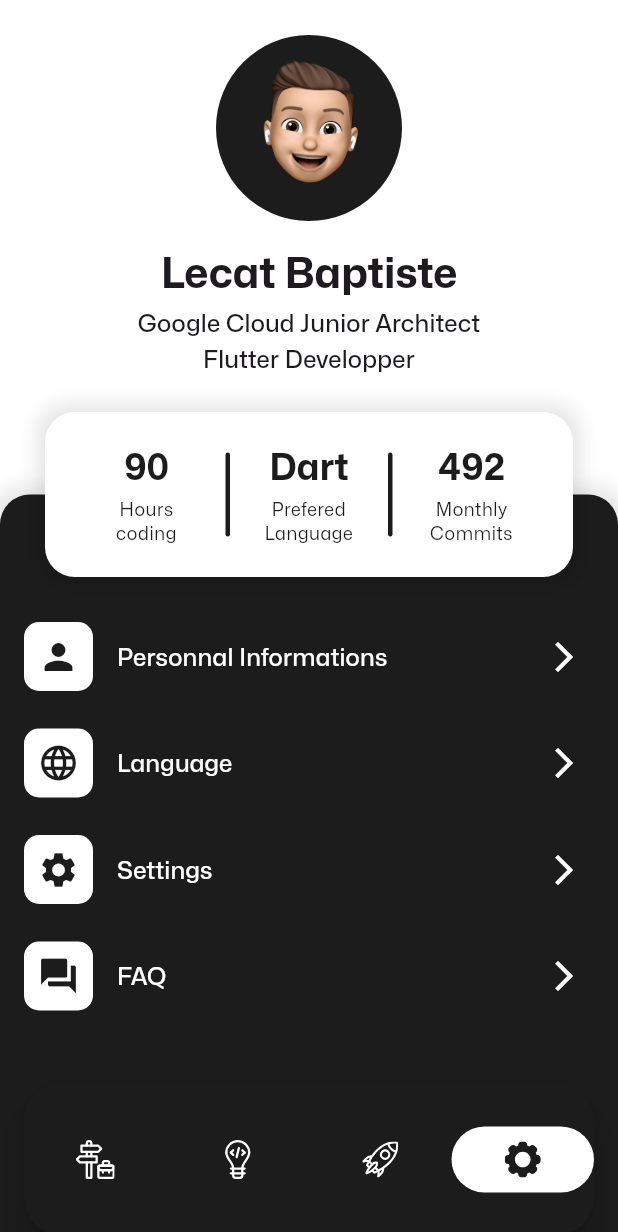
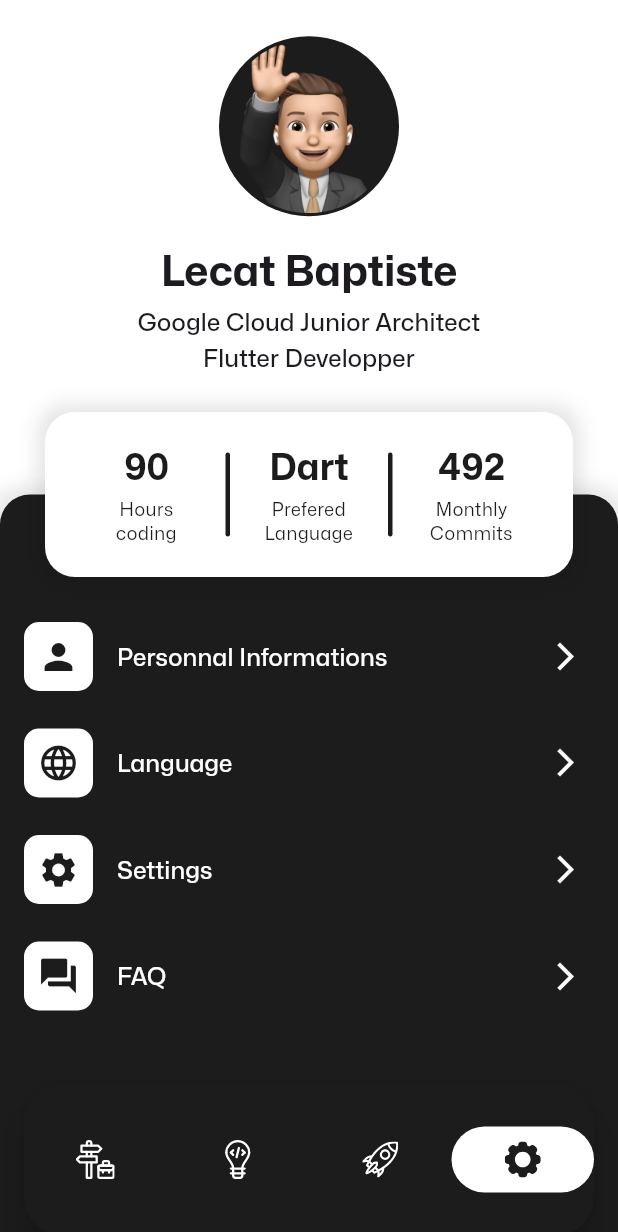
Before and after one commit to BaptisteLecat/portfolio_app, a Flutter app: the screen it shows after launch, item 4 of the bottom bar chosen, on a phone screen of 412 x 824 dp. Shown: the top 1232 px of the screen. Run offline on Flutter 3.47's test engine with Material 3 defaults, Android fonts, the phone set to English and light mode, and no system bars; drawn by our look-alikes of custom_navigation_bar; our stand-ins replace carousel_slider, firebase_analytics, firebase_core, firebase_crashlytics, flutter_riverpod, flutter_svg and 5 more; accounts and stored records are empty; project files that could hold a hidden picture were left out.

Commit message:
Work on settings routing and personnal info

```diff
--- a/lib/src/constants/dark_theme.dart
+++ b/lib/src/constants/dark_theme.dart
@@ -31,23 +31,26 @@ ThemeData darkTheme(context) {
         foregroundColor: MaterialStateProperty.all<Color>(Colors.white),
       ),
     ),
-    inputDecorationTheme: const InputDecorationTheme(
-      fillColor: Color.fromARGB(255, 244, 243, 243),
-      filled: true,
-      hintStyle: TextStyle(color: Color(0xFFB8B5C3)),
+    inputDecorationTheme: InputDecorationTheme(
+      hintStyle: Theme.of(context).textTheme.bodyMedium!.copyWith(
+            color: Theme.of(context).dividerColor.withOpacity(0.7),
+          ),
+      floatingLabelBehavior: FloatingLabelBehavior.never,
       border: OutlineInputBorder(
-        borderRadius: BorderRadius.all(Radius.circular(12)),
-        borderSide: BorderSide(color: Colors.transparent),
+        borderRadius: const BorderRadius.all(Radius.circular(12)),
+        borderSide: BorderSide(color: Theme.of(context).dividerColor),
       ),
       enabledBorder: OutlineInputBorder(
-        borderRadius: BorderRadius.all(Radius.circular(12)),
-        borderSide: BorderSide(color: Colors.transparent),
+        borderRadius: const BorderRadius.all(Radius.circular(12)),
+        borderSide:
+            BorderSide(width: 1.2, color: Theme.of(context).dividerColor),
       ),
       focusedBorder: OutlineInputBorder(
-        borderRadius: BorderRadius.all(Radius.circular(12)),
-        borderSide: BorderSide(color: Color(0xFF3F51B5), width: 2.0),
+        borderRadius: const BorderRadius.all(Radius.circular(12)),
+        borderSide:
+            BorderSide(color: Theme.of(context).dividerColor, width: 2.0),
       ),
-      errorBorder: OutlineInputBorder(
+      errorBorder: const OutlineInputBorder(
         borderRadius: BorderRadius.all(Radius.circular(12)),
         borderSide: BorderSide(
           color: Color(0xFFEA5B5B),
--- a/lib/src/constants/light_theme.dart
+++ b/lib/src/constants/light_theme.dart
@@ -27,23 +27,26 @@ ThemeData lightTheme(context) {
         foregroundColor: MaterialStateProperty.all<Color>(Colors.white),
       ),
     ),
-    inputDecorationTheme: const InputDecorationTheme(
-      fillColor: Color.fromARGB(255, 244, 243, 243),
-      filled: true,
-      hintStyle: TextStyle(color: Color(0xFFB8B5C3)),
+    inputDecorationTheme: InputDecorationTheme(
+      hintStyle: Theme.of(context).textTheme.bodyMedium!.copyWith(
+            color: Theme.of(context).dividerColor.withOpacity(0.7),
+          ),
+      floatingLabelBehavior: FloatingLabelBehavior.never,
       border: OutlineInputBorder(
-        borderRadius: BorderRadius.all(Radius.circular(12)),
-        borderSide: BorderSide(color: Colors.transparent),
+        borderRadius: const BorderRadius.all(Radius.circular(12)),
+        borderSide: BorderSide(color: Theme.of(context).dividerColor),
       ),
       enabledBorder: OutlineInputBorder(
-        borderRadius: BorderRadius.all(Radius.circular(12)),
-        borderSide: BorderSide(color: Colors.transparent),
+        borderRadius: const BorderRadius.all(Radius.circular(12)),
+        borderSide:
+            BorderSide(width: 1.2, color: Theme.of(context).dividerColor),
       ),
       focusedBorder: OutlineInputBorder(
-        borderRadius: BorderRadius.all(Radius.circular(12)),
-        borderSide: BorderSide(color: Color(0xFF3F51B5), width: 2.0),
+        borderRadius: const BorderRadius.all(Radius.circular(12)),
+        borderSide:
+            BorderSide(color: Theme.of(context).dividerColor, width: 2.0),
       ),
-      errorBorder: OutlineInputBorder(
+      errorBorder: const OutlineInputBorder(
         borderRadius: BorderRadius.all(Radius.circular(12)),
         borderSide: BorderSide(
           color: Color(0xFFEA5B5B),
--- a/lib/src/features/projects/presentation/project_screen.dart
+++ b/lib/src/features/projects/presentation/project_screen.dart
@@ -24,13 +24,14 @@ class _ProjectScreenState extends State<ProjectScreen> {
   @override
   Widget build(BuildContext context) {
     return Scaffold(
+      appBar: AppBar(),
       body: SafeArea(
           child: Stack(
         children: [
           Column(
             children: [
               Expanded(
-                  flex: 3,
+                  flex: 2,
                   child: Container(
                       color: Theme.of(context).primaryColor,
                       width: double.infinity,
--- a/lib/src/features/settings/settings_screen.dart
+++ b/lib/src/features/settings/settings_screen.dart
@@ -1,6 +1,7 @@
 import 'package:flutter/material.dart';
 import 'package:flutter/widgets.dart';
 import 'package:go_router/go_router.dart';
+import 'package:portfolio_app/src/routing/app_router.dart';
 
 class SettingsScreen extends StatelessWidget {
   const SettingsScreen({super.key});
@@ -22,15 +23,20 @@ class SettingsScreen extends StatelessWidget {
                   crossAxisAlignment: CrossAxisAlignment.center,
                   children: [
                     Container(
+                      height: 120,
+                      width: 120,
+                      padding: const EdgeInsets.all(2),
                       decoration: BoxDecoration(
                         shape: BoxShape.circle,
                         color: Theme.of(context).dividerColor,
                       ),
-                      padding: const EdgeInsets.all(2),
                       child: Center(
+                        child: ClipRRect(
+                          borderRadius: BorderRadius.circular(80),
                           child: Image.asset(
-                          "assets/icons/profile/profile_2.png",
-                          height: 120,
+                            "assets/icons/profile/profile_3.png",
+                            fit: BoxFit.cover,
+                          ),
                         ),
                       ),
                     ),
@@ -55,8 +61,7 @@ class SettingsScreen extends StatelessWidget {
               flex: 4,
               child: Stack(
                 children: [
-                  Expanded(
-                    child: Padding(
+                  Padding(
                     padding: const EdgeInsets.only(top: 55),
                     child: Container(
                       padding: const EdgeInsets.only(top: 80),
@@ -81,8 +86,8 @@ class SettingsScreen extends StatelessWidget {
                                 width: 46,
                                 height: 46,
                                 decoration: BoxDecoration(
-                                    color: Theme.of(context)
-                                        .scaffoldBackgroundColor,
+                                  color:
+                                      Theme.of(context).scaffoldBackgroundColor,
                                   borderRadius: BorderRadius.circular(10),
                                 ),
                                 child: Center(
@@ -100,11 +105,12 @@ class SettingsScreen extends StatelessWidget {
                                             .scaffoldBackgroundColor)),
                             trailing: Icon(
                               Icons.arrow_forward_ios,
-                                color:
-                                    Theme.of(context).scaffoldBackgroundColor,
+                              size: 22,
+                              color: Theme.of(context).scaffoldBackgroundColor,
                             ),
                             onTap: () {
-                                GoRouter.of(context).go("/settings/logout");
+                              GoRouter.of(context)
+                                  .push("${AppRoute.settings.route}/personnal");
                             },
                           ),
                           const SizedBox(
@@ -115,8 +121,8 @@ class SettingsScreen extends StatelessWidget {
                                 width: 46,
                                 height: 46,
                                 decoration: BoxDecoration(
-                                    color: Theme.of(context)
-                                        .scaffoldBackgroundColor,
+                                  color:
+                                      Theme.of(context).scaffoldBackgroundColor,
                                   borderRadius: BorderRadius.circular(10),
                                 ),
                                 child: Center(
@@ -134,11 +140,12 @@ class SettingsScreen extends StatelessWidget {
                                             .scaffoldBackgroundColor)),
                             trailing: Icon(
                               Icons.arrow_forward_ios,
-                                color:
-                                    Theme.of(context).scaffoldBackgroundColor,
+                              size: 22,
+                              color: Theme.of(context).scaffoldBackgroundColor,
                             ),
                             onTap: () {
-                                GoRouter.of(context).go("/settings/logout");
+                              GoRouter.of(context)
+                                  .push("${AppRoute.settings.route}/language");
                             },
                           ),
                           const SizedBox(
@@ -149,8 +156,8 @@ class SettingsScreen extends StatelessWidget {
                                 width: 46,
                                 height: 46,
                                 decoration: BoxDecoration(
-                                    color: Theme.of(context)
-                                        .scaffoldBackgroundColor,
+                                  color:
+                                      Theme.of(context).scaffoldBackgroundColor,
                                   borderRadius: BorderRadius.circular(10),
                                 ),
                                 child: Center(
@@ -168,11 +175,12 @@ class SettingsScreen extends StatelessWidget {
                                             .scaffoldBackgroundColor)),
                             trailing: Icon(
                               Icons.arrow_forward_ios,
-                                color:
-                                    Theme.of(context).scaffoldBackgroundColor,
+                              size: 22,
+                              color: Theme.of(context).scaffoldBackgroundColor,
                             ),
                             onTap: () {
-                                GoRouter.of(context).go("/settings/logout");
+                              GoRouter.of(context)
+                                  .push("${AppRoute.settings.route}/setting");
                             },
                           ),
                           const SizedBox(
@@ -183,8 +191,8 @@ class SettingsScreen extends StatelessWidget {
                                 width: 46,
                                 height: 46,
                                 decoration: BoxDecoration(
-                                    color: Theme.of(context)
-                                        .scaffoldBackgroundColor,
+                                  color:
+                                      Theme.of(context).scaffoldBackgroundColor,
                                   borderRadius: BorderRadius.circular(10),
                                 ),
                                 child: Center(
@@ -202,15 +210,15 @@ class SettingsScreen extends StatelessWidget {
                                             .scaffoldBackgroundColor)),
                             trailing: Icon(
                               Icons.arrow_forward_ios,
-                                color:
-                                    Theme.of(context).scaffoldBackgroundColor,
+                              size: 22,
+                              color: Theme.of(context).scaffoldBackgroundColor,
                             ),
                             onTap: () {
-                                GoRouter.of(context).go("/settings/logout");
+                              GoRouter.of(context)
+                                  .push("${AppRoute.settings.route}/faq");
                             },
                           ),
                         ],
-                        ),
                       ),
                     ),
                   ),
--- a/lib/src/routing/app_router.dart
+++ b/lib/src/routing/app_router.dart
@@ -4,6 +4,11 @@ import 'package:portfolio_app/src/features/experiences/experience_screen.dart';
 import 'package:portfolio_app/src/features/experiences/experiences_screen.dart';
 import 'package:portfolio_app/src/features/projects/presentation/project_screen.dart';
 import 'package:portfolio_app/src/features/projects/presentation/projects_screen.dart';
+import 'package:portfolio_app/src/features/settings/faq_screen.dart';
+import 'package:portfolio_app/src/features/settings/language_screen.dart';
+import 'package:portfolio_app/src/features/settings/personnal_edit_screen.dart';
+import 'package:portfolio_app/src/features/settings/personnal_screen.dart';
+import 'package:portfolio_app/src/features/settings/setting_screen.dart';
 import 'package:portfolio_app/src/features/settings/settings_screen.dart';
 import 'package:portfolio_app/src/features/tech/techs_screen.dart';
 import 'package:riverpod_annotation/riverpod_annotation.dart';
@@ -31,7 +36,11 @@ enum AppRoute {
   projects(route: "/projects"),
   project(route: ":projectId"),
   settings(route: "/settings"),
-  ;
+  settingsPersonnal(route: "personnal"),
+  settingsPersonnalEdit(route: "edit"),
+  settingsLanguage(route: "language"),
+  settingsSetting(route: "setting"),
+  settingsFaq(route: "faq");
 
   const AppRoute({required this.route});
   final String route;
@@ -115,6 +124,40 @@ GoRouter goRouter(ProviderRef<GoRouter> ref) {
                 name: AppRoute.settings.name,
                 pageBuilder: (context, state) =>
                     const NoTransitionPage(child: SettingsScreen()),
+                routes: [
+                  GoRoute(
+                    path: AppRoute.settingsPersonnal.route,
+                    name: AppRoute.settingsPersonnal.name,
+                    pageBuilder: (context, state) =>
+                        const NoTransitionPage(child: PersonnalScreen()),
+                    routes: [
+                      GoRoute(
+                        path: AppRoute.settingsPersonnalEdit.route,
+                        name: AppRoute.settingsPersonnalEdit.name,
+                        pageBuilder: (context, state) => const NoTransitionPage(
+                            child: PersonnalEditScreen()),
+                      ),
+                    ],
+                  ),
+                  GoRoute(
+                    path: AppRoute.settingsLanguage.route,
+                    name: AppRoute.settingsLanguage.name,
+                    pageBuilder: (context, state) =>
+                        const NoTransitionPage(child: LanguageScreen()),
+                  ),
+                  GoRoute(
+                    path: AppRoute.settingsSetting.route,
+                    name: AppRoute.settingsSetting.name,
+                    pageBuilder: (context, state) =>
+                        const NoTransitionPage(child: SettingScreen()),
+                  ),
+                  GoRoute(
+                    path: AppRoute.settingsFaq.route,
+                    name: AppRoute.settingsFaq.name,
+                    pageBuilder: (context, state) =>
+                        const NoTransitionPage(child: FaqScreen()),
+                  ),
+                ],
               ),
             ],
           ),
```
Also changed, not shown: lib/src/features/settings/faq_screen.dart (added, +17 -0 lines), lib/src/features/settings/language_screen.dart (added, +17 -0 lines), lib/src/features/settings/personnal_edit_screen.dart (added, +87 -0 lines), lib/src/features/settings/personnal_screen.dart (added, +174 -0 lines), lib/src/features/settings/setting_screen.dart (added, +17 -0 lines). Lines whose indentation alone changed are shown as unchanged.
